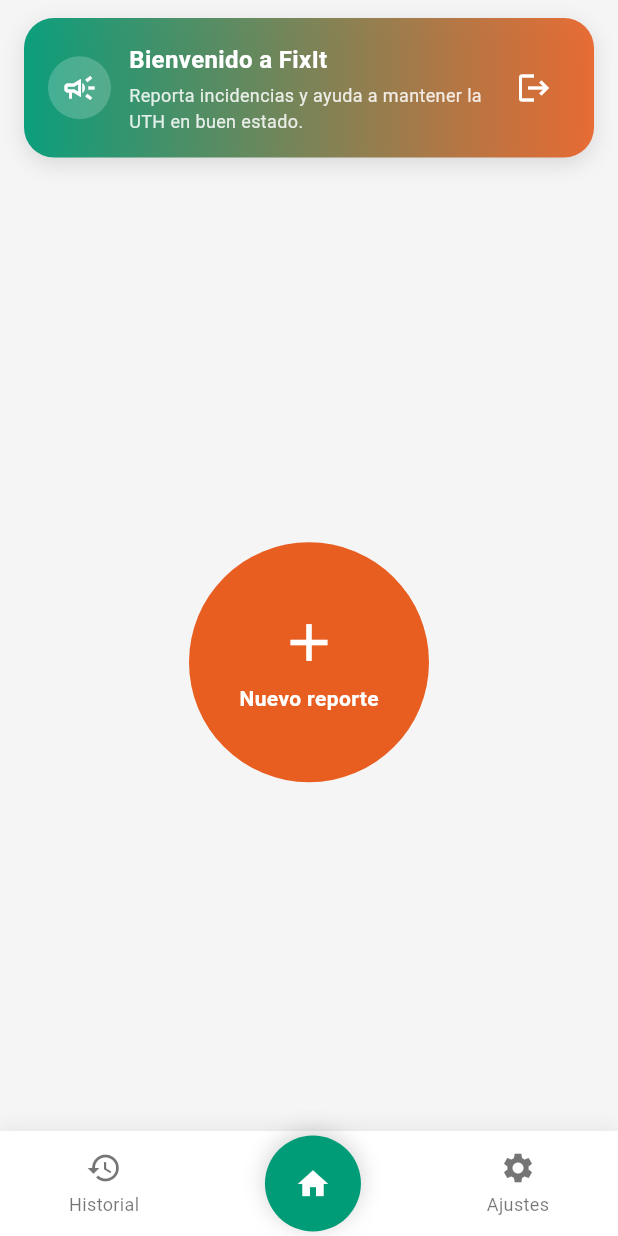
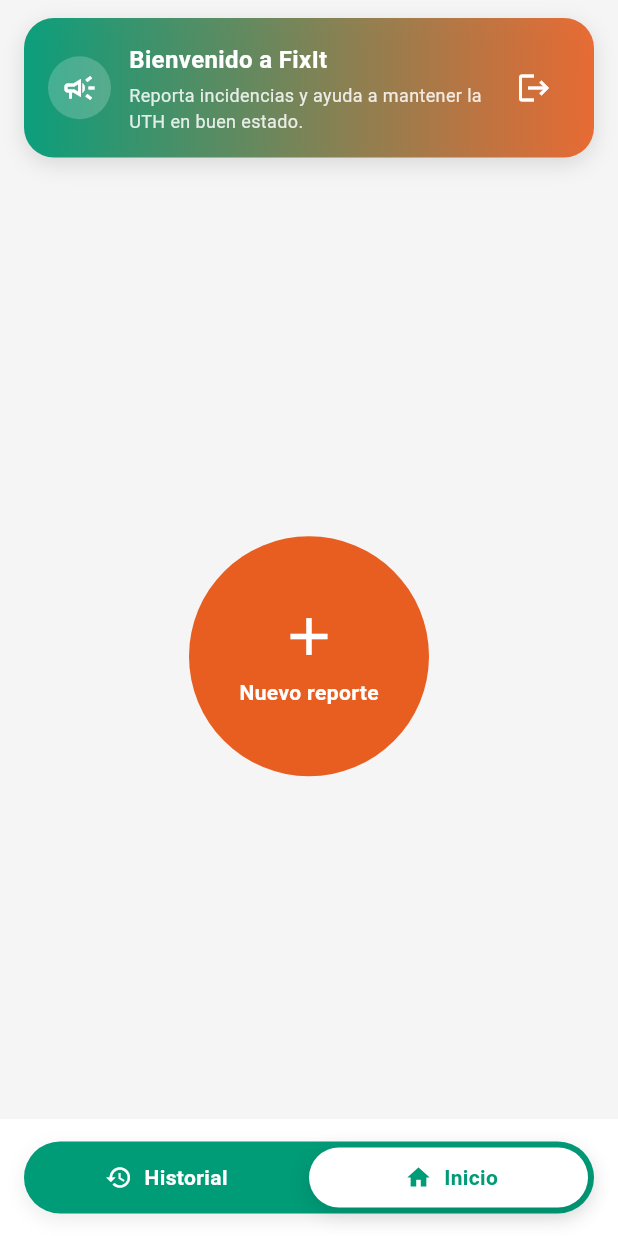
Before and after one commit to ErwinZGriego/FixItApp, a Flutter app: the HomeScreen screen opened by its route, on a phone screen of 412 x 824 dp. Run offline on Flutter 3.47's test engine with Material 3 defaults, Android fonts, the phone set to English and light mode, and no system bars; our stand-ins replace firebase_core, get_it, image_picker, sqflite; accounts and stored records are empty.

Commit message:
Feat: modified bottom navbar to be a widget

```diff
--- a/lib/presentation/screens/home_screen.dart
+++ b/lib/presentation/screens/home_screen.dart
@@ -1,6 +1,8 @@
 import 'package:fix_it_app/presentation/screens/create_report_screen.dart';
 import 'package:fix_it_app/presentation/screens/login_screen.dart';
 import 'package:flutter/material.dart';
+
+import '../widgets/bottom_pill_nav.dart';
 
 class HomeScreen extends StatelessWidget {
   const HomeScreen({super.key});
@@ -25,9 +27,19 @@ class HomeScreen extends StatelessWidget {
         ),
       ),
 
-      // Barra de navegación inferior (la levantamos con SafeArea para que no se
-      // encime con la barra de navegación del sistema).
-      bottomNavigationBar: const SafeArea(top: false, child: _BottomNavBar()),
+      // Nueva nav bar en 2 secciones (Home activo)
+      bottomNavigationBar: SafeArea(
+        top: false,
+        child: BottomPillNav(
+          active: BottomTab.home,
+          onTapHome: () {
+            // Ya estamos en Home; sin acción.
+          },
+          onTapHistory: () {
+            Navigator.pushReplacementNamed(context, '/history');
+          },
+        ),
+      ),
     );
   }
 }
@@ -98,11 +110,10 @@ class _HomeHeaderBanner extends StatelessWidget {
               ),
             ),
 
-            // Botón de logout en el banner
+            // Logout simple
             IconButton(
               icon: const Icon(Icons.logout, color: Colors.white),
               onPressed: () {
-                // Logout simulado: regresamos al login
                 Navigator.pushReplacementNamed(context, LoginScreen.routeName);
               },
             ),
@@ -125,26 +136,13 @@ class _NewReportButtonState extends State<_NewReportButton>
   double scale = 1.0;
 
   // Pequeña animación de escala al presionar
-  void _onTapDown(TapDownDetails details) {
-    setState(() {
-      scale = 0.95;
-    });
-  }
-
+  void _onTapDown(TapDownDetails details) => setState(() => scale = 0.95);
   void _onTapUp(TapUpDetails details) {
-    setState(() {
-      scale = 1.0;
-    });
-
-    // Abrimos la pantalla de creación de reporte
+    setState(() => scale = 1.0);
     Navigator.pushNamed(context, CreateReportScreen.routeName);
   }
 
-  void _onTapCancel() {
-    setState(() {
-      scale = 1.0;
-    });
-  }
+  void _onTapCancel() => setState(() => scale = 1.0);
 
   @override
   Widget build(BuildContext context) {
@@ -180,116 +178,3 @@ class _NewReportButtonState extends State<_NewReportButton>
     );
   }
 }
-
-class _BottomNavBar extends StatelessWidget {
-  const _BottomNavBar();
-
-  @override
-  Widget build(BuildContext context) {
-    final primary = Theme.of(context).primaryColor;
-
-    return Container(
-      height: 70,
-      decoration: BoxDecoration(
-        color: Colors.white,
-        boxShadow: [
-          BoxShadow(
-            color: Colors.black.withValues(alpha: 0.06),
-            blurRadius: 10,
-            offset: const Offset(0, -3),
-          ),
-        ],
-      ),
-      child: Row(
-        mainAxisAlignment: MainAxisAlignment.spaceAround,
-        children: [
-          _NavItem(
-            icon: Icons.history,
-            label: 'Historial',
-            isSelected: false,
-            onTap: () {
-              // Navega al listado de mis reportes
-              Navigator.pushNamed(context, '/history');
-            },
-          ),
-          _CenterHomeButton(color: primary),
-          _NavItem(
-            icon: Icons.settings,
-            label: 'Ajustes',
-            isSelected: false,
-            onTap: () {
-              // futuro
-            },
-          ),
-        ],
-      ),
-    );
-  }
-}
-
-class _CenterHomeButton extends StatelessWidget {
-  const _CenterHomeButton({required this.color});
-
-  final Color color;
-
-  @override
-  Widget build(BuildContext context) {
-    return Container(
-      width: 64,
-      height: 64,
-      decoration: BoxDecoration(
-        shape: BoxShape.circle,
-        color: color,
-        boxShadow: [
-          BoxShadow(
-            color: Colors.black.withValues(alpha: 0.18),
-            blurRadius: 12,
-            offset: const Offset(0, -2),
-          ),
-        ],
-      ),
-      child: const Icon(Icons.home, color: Colors.white),
-    );
-  }
-}
-
-class _NavItem extends StatelessWidget {
-  const _NavItem({
-    required this.icon,
-    required this.label,
-    required this.isSelected,
-    required this.onTap,
-  });
-
-  final IconData icon;
-  final String label;
-  final bool isSelected;
-  final VoidCallback onTap;
-
-  @override
-  Widget build(BuildContext context) {
-    final primary = Theme.of(context).primaryColor;
-
-    return InkWell(
-      onTap: onTap,
-      borderRadius: BorderRadius.circular(18),
-      child: Padding(
-        padding: const EdgeInsets.symmetric(horizontal: 8, vertical: 6),
-        child: Column(
-          mainAxisSize: MainAxisSize.min,
-          children: [
-            Icon(icon, color: isSelected ? primary : Colors.black54),
-            const SizedBox(height: 4),
-            Text(
-              label,
-              style: TextStyle(
-                fontSize: 12,
-                color: isSelected ? primary : Colors.black54,
-              ),
-            ),
-          ],
-        ),
-      ),
-    );
-  }
-}
--- a/lib/presentation/screens/incident_history_screen.dart
+++ b/lib/presentation/screens/incident_history_screen.dart
@@ -4,8 +4,9 @@ import 'package:flutter/material.dart';
 import 'package:provider/provider.dart';
 
 import '../../domain/models/incident.dart';
+import '../screens/home_screen.dart';
 import '../viewmodels/incident_list_view_model.dart';
-import 'incident_detail_screen.dart';
+import '../widgets/bottom_pill_nav.dart';
 
 class IncidentHistoryScreen extends StatelessWidget {
   const IncidentHistoryScreen({super.key});
@@ -18,6 +19,18 @@ class IncidentHistoryScreen extends StatelessWidget {
       child: Scaffold(
         appBar: AppBar(title: const Text('Mis reportes')),
         body: const _Body(),
+        bottomNavigationBar: SafeArea(
+          top: false,
+          child: BottomPillNav(
+            active: BottomTab.history,
+            onTapHome: () {
+              Navigator.pushReplacementNamed(context, HomeScreen.routeName);
+            },
+            onTapHistory: () {
+              // Ya estamos en Historial; sin acción.
+            },
+          ),
+        ),
       ),
     );
   }
@@ -69,10 +82,7 @@ class _IncidentTile extends StatelessWidget {
     return ListTile(
       shape: RoundedRectangleBorder(borderRadius: BorderRadius.circular(12)),
       tileColor: Colors.white,
-      leading: Hero(
-        tag: 'incident-photo-${i.id}',
-        child: _Thumb(path: i.photoPath),
-      ),
+      leading: _Thumb(path: i.photoPath),
       title: Text(
         i.title.isEmpty ? 'Reporte' : i.title,
         maxLines: 1,
@@ -81,12 +91,7 @@ class _IncidentTile extends StatelessWidget {
       subtitle: Text(subtitle, maxLines: 1, overflow: TextOverflow.ellipsis),
       trailing: _StatusPill(text: _pretty(i.status.name)),
       onTap: () {
-        // Navegación al detalle (pasamos el objeto completo)
-        Navigator.pushNamed(
-          context,
-          IncidentDetailScreen.routeName,
-          arguments: i,
-        );
+        // Futuro: detalle del incidente
       },
     );
   }
--- /dev/null
+++ b/lib/presentation/widgets/bottom_pill_nav.dart
@@ -0,0 +1,180 @@
+import 'package:flutter/material.dart';
+
+/// Dos pestañas posibles
+enum BottomTab { home, history }
+
+/// Barra inferior tipo "segmented control" con pulgar blanco.
+/// - Fondo = primary
+/// - Pestaña activa = pulgar blanco + texto en primary
+/// - Pestaña inactiva = texto blanco
+class BottomPillNav extends StatelessWidget {
+  const BottomPillNav({
+    super.key,
+    required this.active,
+    required this.onTapHome,
+    required this.onTapHistory,
+  });
+
+  final BottomTab active;
+  final VoidCallback onTapHome;
+  final VoidCallback onTapHistory;
+
+  @override
+  Widget build(BuildContext context) {
+    return Container(
+      height: 78,
+      color: Colors.white,
+      child: Center(
+        child: Padding(
+          padding: const EdgeInsets.symmetric(horizontal: 16, vertical: 10),
+          child: _SegmentedPill(
+            active: active,
+            onTapHome: onTapHome,
+            onTapHistory: onTapHistory,
+          ),
+        ),
+      ),
+    );
+  }
+}
+
+class _SegmentedPill extends StatelessWidget {
+  const _SegmentedPill({
+    required this.active,
+    required this.onTapHome,
+    required this.onTapHistory,
+  });
+
+  final BottomTab active;
+  final VoidCallback onTapHome;
+  final VoidCallback onTapHistory;
+
+  @override
+  Widget build(BuildContext context) {
+    final primary = Theme.of(context).primaryColor;
+
+    // Altura fija para el control; ancho se adapta al contenedor padre.
+    const double controlHeight = 48;
+    const double innerPad = 4; // padding interno del track
+
+    return LayoutBuilder(
+      builder: (context, constraints) {
+        final double trackWidth = constraints.maxWidth;
+        final double thumbWidth = (trackWidth - (innerPad * 2)) / 2;
+
+        return Container(
+          height: controlHeight,
+          width: trackWidth,
+          decoration: BoxDecoration(
+            color: primary,
+            borderRadius: BorderRadius.circular(999),
+            boxShadow: [
+              BoxShadow(
+                color: Colors.black.withValues(alpha: 0.08),
+                blurRadius: 10,
+                offset: const Offset(0, 4),
+              ),
+            ],
+          ),
+          child: Stack(
+            children: [
+              // Pulgar blanco que se mueve entre izquierda/derecha
+              AnimatedAlign(
+                duration: const Duration(milliseconds: 180),
+                curve: Curves.easeOut,
+                alignment: active == BottomTab.history
+                    ? Alignment.centerLeft
+                    : Alignment.centerRight,
+                child: Padding(
+                  padding: const EdgeInsets.all(innerPad),
+                  child: Container(
+                    width: thumbWidth,
+                    height: controlHeight - (innerPad * 2),
+                    decoration: BoxDecoration(
+                      color: Colors.white,
+                      borderRadius: BorderRadius.circular(999),
+                      boxShadow: [
+                        BoxShadow(
+                          color: Colors.black.withValues(alpha: 0.12),
+                          blurRadius: 12,
+                          offset: const Offset(0, 4),
+                        ),
+                      ],
+                    ),
+                  ),
+                ),
+              ),
+
+              // Zonas táctiles + etiquetas
+              Row(
+                children: [
+                  // IZQ: Historial
+                  Expanded(
+                    child: InkWell(
+                      borderRadius: BorderRadius.circular(999),
+                      onTap: active == BottomTab.history ? null : onTapHistory,
+                      child: Center(
+                        child: _SegmentLabel(
+                          icon: Icons.history,
+                          text: 'Historial',
+                          // Cuando activo, el texto va en primary (sobre pulgar blanco)
+                          color: active == BottomTab.history
+                              ? primary
+                              : Colors.white,
+                        ),
+                      ),
+                    ),
+                  ),
+                  // DER: Home
+                  Expanded(
+                    child: InkWell(
+                      borderRadius: BorderRadius.circular(999),
+                      onTap: active == BottomTab.home ? null : onTapHome,
+                      child: Center(
+                        child: _SegmentLabel(
+                          icon: Icons.home,
+                          text: 'Inicio',
+                          color: active == BottomTab.home
+                              ? primary
+                              : Colors.white,
+                        ),
+                      ),
+                    ),
+                  ),
+                ],
+              ),
+            ],
+          ),
+        );
+      },
+    );
+  }
+}
+
+class _SegmentLabel extends StatelessWidget {
+  const _SegmentLabel({
+    required this.icon,
+    required this.text,
+    required this.color,
+  });
+
+  final IconData icon;
+  final String text;
+  final Color color;
+
+  @override
+  Widget build(BuildContext context) {
+    // Comentario breve: tipografía consistente con el tema
+    return Row(
+      mainAxisSize: MainAxisSize.min,
+      children: [
+        Icon(icon, size: 18, color: color),
+        const SizedBox(width: 8),
+        Text(
+          text,
+          style: TextStyle(color: color, fontWeight: FontWeight.w600),
+        ),
+      ],
+    );
+  }
+}
```
